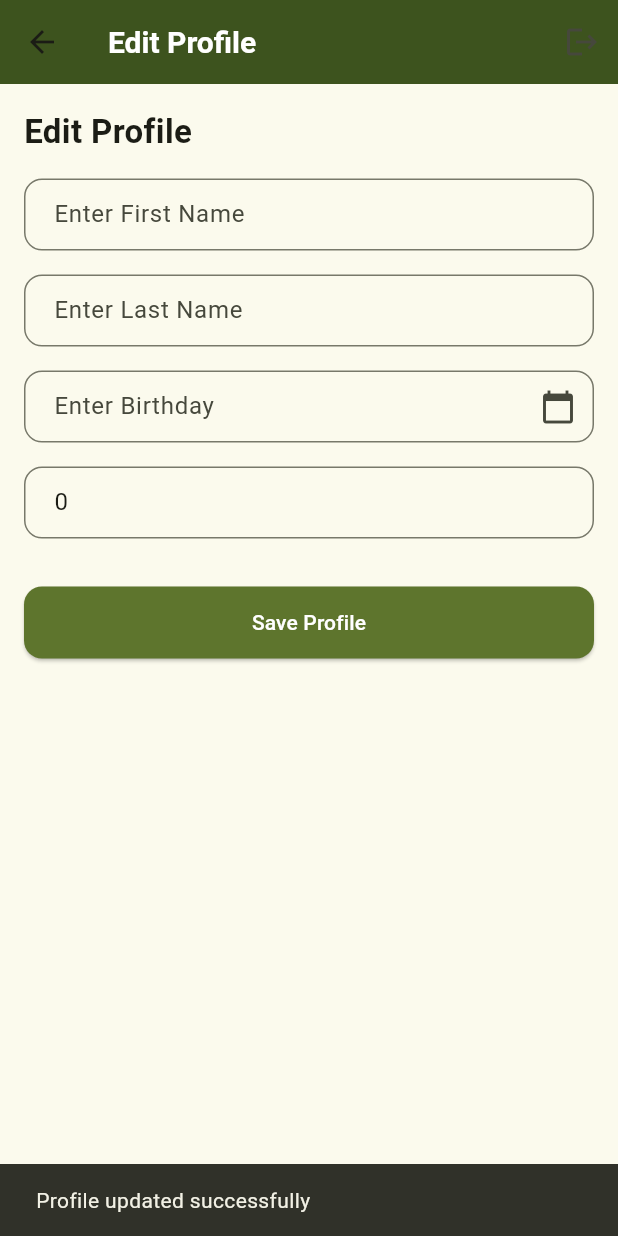
After one commit to josh112703/activity_1, a Flutter app: the ProfileEditPage screen opened directly, after a tap on "Save Profile", on a phone screen of 412 x 824 dp. The commit adds this screen. Run offline on Flutter 3.47's test engine with Material 3 defaults, Android fonts, the phone set to English and light mode, and no system bars; our stand-ins replace cloud_firestore, firebase_auth, firebase_core; accounts and stored records are empty.

Commit message:
edit profile has been added

```diff
--- /dev/null
+++ b/lib/editProfile.dart
@@ -0,0 +1,165 @@
+import 'package:flutter/material.dart';
+import 'package:firebase_auth/firebase_auth.dart';
+import 'package:cloud_firestore/cloud_firestore.dart';
+import 'textfield.dart';
+import 'button.dart';
+import 'appbar.dart';
+
+class ProfileEditPage extends StatefulWidget {
+  const ProfileEditPage({super.key});
+
+  @override
+  _ProfileEditPageState createState() => _ProfileEditPageState();
+}
+
+class _ProfileEditPageState extends State<ProfileEditPage> {
+  final _formKey = GlobalKey<FormState>();
+
+  // Controllers for each field
+  final TextEditingController _firstNameController = TextEditingController();
+  final TextEditingController _lastNameController = TextEditingController();
+  final TextEditingController _ageController = TextEditingController();
+  final TextEditingController _birthdayController = TextEditingController();
+
+  final User? _currentUser = FirebaseAuth.instance.currentUser;
+
+  @override
+  void initState() {
+    super.initState();
+    _loadUserData();
+  }
+
+  // Fetch user data from Firestore
+  Future<void> _loadUserData() async {
+    if (_currentUser != null) {
+      final docSnapshot = await FirebaseFirestore.instance
+          .collection('users')
+          .doc(_currentUser!.uid)
+          .get();
+      if (docSnapshot.exists) {
+        final data = docSnapshot.data() as Map<String, dynamic>;
+        setState(() {
+          _firstNameController.text = data['firstName'] ?? '';
+          _lastNameController.text = data['lastName'] ?? '';
+          _birthdayController.text = data['birthday'] ?? '';
+          _ageController.text = data['age']?.toString() ?? '';
+        });
+      }
+    }
+  }
+
+  // Function to select date and calculate age
+  Future<void> _selectDate() async {
+    DateTime? pickedDate = await showDatePicker(
+      context: context,
+      initialDate: DateTime.now(),
+      firstDate: DateTime(1900),
+      lastDate: DateTime.now(),
+    );
+
+    if (pickedDate != null) {
+      setState(() {
+        _birthdayController.text = "${pickedDate.toLocal()}".split(' ')[0];
+        _calculateAndSetAge(pickedDate);
+      });
+    }
+  }
+
+  // Helper to calculate and set age
+  void _calculateAndSetAge(DateTime birthDate) {
+    DateTime today = DateTime.now();
+    int age = today.year - birthDate.year;
+
+    if (birthDate.month > today.month ||
+        (birthDate.month == today.month && birthDate.day > today.day)) {
+      age--;
+    }
+
+    _ageController.text = age.toString();
+  }
+
+  // Save updated user data
+  Future<void> _saveProfile() async {
+    if (_formKey.currentState?.validate() ?? false) {
+      await FirebaseFirestore.instance
+          .collection('users')
+          .doc(_currentUser!.uid)
+          .set({
+        'firstName': _firstNameController.text,
+        'lastName': _lastNameController.text,
+        'birthday': _birthdayController.text,
+        'age': int.tryParse(_ageController.text) ?? 0,
+      }, SetOptions(merge: true));
+
+      ScaffoldMessenger.of(context).showSnackBar(
+        const SnackBar(content: Text('Profile updated successfully')),
+      );
+    }
+  }
+
+  @override
+  Widget build(BuildContext context) {
+    return Scaffold(
+      appBar: CustomAppBar(
+        title: 'Edit Profile',
+        titleStyle: const TextStyle(
+            fontSize: 20, fontWeight: FontWeight.bold, color: Colors.white),
+        onLogout: () => Navigator.pushReplacementNamed(context, '/login'),
+      ),
+      body: Padding(
+        padding: const EdgeInsets.all(16.0),
+        child: Form(
+          key: _formKey,
+          child: ListView(
+            children: [
+              const Text('Edit Profile',
+                  style: TextStyle(fontSize: 22, fontWeight: FontWeight.bold)),
+              const SizedBox(height: 16),
+
+              // First Name
+              CustomTextField(
+                controller: _firstNameController,
+                hintText: 'Enter First Name',
+              ),
+              const SizedBox(height: 16),
+
+              // Last Name
+              CustomTextField(
+                controller: _lastNameController,
+                hintText: 'Enter Last Name',
+              ),
+              const SizedBox(height: 16),
+
+              // Birthday
+              CustomTextField(
+                hintText: 'Enter Birthday',
+                controller: _birthdayController,
+                variant: TextFieldVariant.birthday,
+                suffixIcon: IconButton(
+                  icon: const Icon(Icons.calendar_today),
+                  onPressed: _selectDate,
+                ),
+              ),
+              const SizedBox(height: 16),
+
+              // Age
+              CustomTextField(
+                hintText: 'Enter Age',
+                controller: _ageController,
+                variant: TextFieldVariant.number,
+              ),
+              const SizedBox(height: 32),
+
+              // Save Button
+              CustomButton(
+                label: 'Save Profile',
+                onPressed: _saveProfile,
+                variant: ButtonVariant.primary,
+              ),
+            ],
+          ),
+        ),
+      ),
+    );
+  }
+}
--- a/lib/user.dart
+++ b/lib/user.dart
@@ -3,6 +3,7 @@ import 'package:firebase_auth/firebase_auth.dart'; // Firebase Auth
 import 'package:cloud_firestore/cloud_firestore.dart'; // Firebase Firestore
 import 'appbar.dart';
 import 'navbar.dart';
+import 'editProfile.dart';
 
 class UserPage extends StatelessWidget {
   const UserPage({super.key});
@@ -113,10 +114,11 @@ class UserPage extends StatelessWidget {
                           backgroundColor: Colors.blue,
                           foregroundColor: Colors.white,
                         ),
-                        onPressed: () {
-                          // Navigate to edit profile page
-                          Navigator.pushNamed(context, '/editProfile');
-                        },
+                        onPressed: () => Navigator.push(
+                          context,
+                          MaterialPageRoute(
+                              builder: (_) => const ProfileEditPage()),
+                        ),
                         icon: const Icon(Icons.edit),
                         label: const Text('Edit Profile'),
                       ),
```
